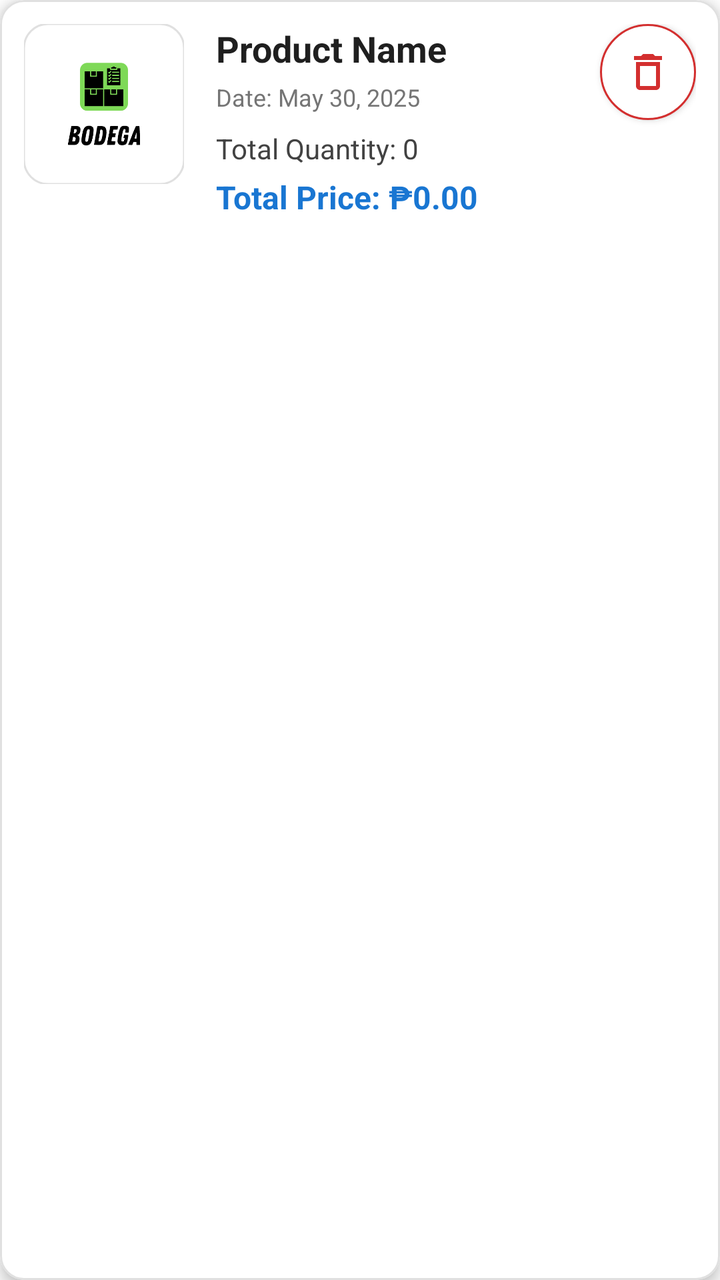
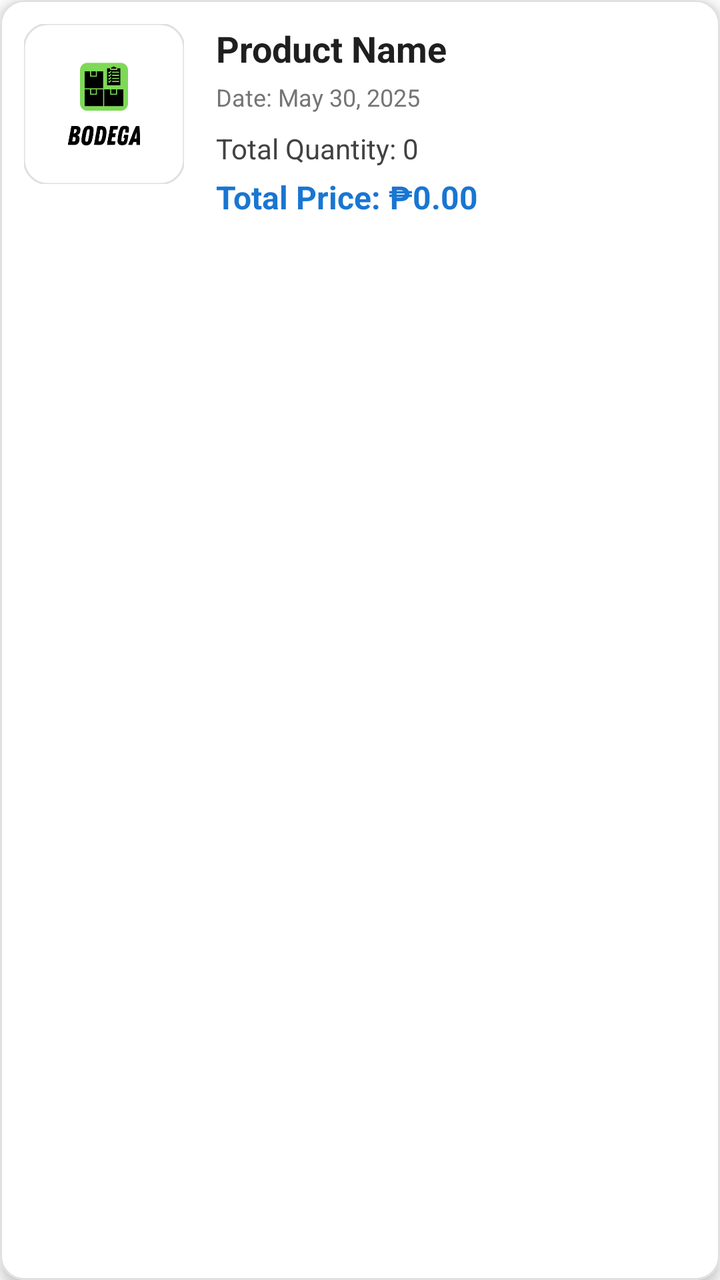

Two renders of the same Android screen: before a commit and after it. Below are the layout's source before the change and the commit's diff.
<!-- AndroidManifest.xml: application theme Theme.MyApp -->
<!-- res/layout/item_dashboard_product.xml -->
<?xml version="1.0" encoding="utf-8"?>
<com.google.android.material.card.MaterialCardView
    xmlns:android="http://schemas.android.com/apk/res/android"
    xmlns:app="http://schemas.android.com/apk/res-auto"
    android:layout_width="match_parent"
    android:layout_height="wrap_content"
    android:layout_marginHorizontal="12dp"
    android:layout_marginVertical="6dp"
    app:cardCornerRadius="12dp"
    app:cardElevation="4dp"
    app:strokeWidth="1dp"
    app:strokeColor="#E0E0E0"
    android:clickable="true"
    android:focusable="true"
    app:rippleColor="#1F000000">

    <androidx.constraintlayout.widget.ConstraintLayout
        android:layout_width="match_parent"
        android:layout_height="wrap_content"
        android:padding="12dp">

        <com.google.android.material.imageview.ShapeableImageView
            android:id="@+id/dash_productImage"
            android:layout_width="80dp"
            android:layout_height="80dp"
            android:scaleType="centerCrop"
            app:shapeAppearanceOverlay="@style/RoundedImageView"
            android:src="@drawable/logo"
            app:strokeWidth="1dp"
            app:strokeColor="#E0E0E0"
            app:layout_constraintStart_toStartOf="parent"
            app:layout_constraintTop_toTopOf="parent"/>

        <TextView
            android:id="@+id/dash_productName"
            android:layout_width="0dp"
            android:layout_height="wrap_content"
            android:layout_marginStart="16dp"
            android:text="Product Name"
            android:textColor="#1F1F1F"
            android:textStyle="bold"
            android:textSize="18sp"
            android:maxLines="2"
            android:ellipsize="end"
            app:layout_constraintStart_toEndOf="@id/dash_productImage"
            app:layout_constraintTop_toTopOf="parent"
            app:layout_constraintEnd_toStartOf="@id/delete_sold_product"/>

        <TextView
            android:id="@+id/date"
            android:layout_width="wrap_content"
            android:layout_height="wrap_content"
            android:text="Date: May 30, 2025"
            android:textSize="12sp"
            android:textColor="#757575"
            android:layout_marginTop="4dp"
            app:layout_constraintStart_toStartOf="@id/dash_productName"
            app:layout_constraintTop_toBottomOf="@id/dash_productName"/>

        <TextView
            android:id="@+id/sold_quantity"
            android:layout_width="wrap_content"
            android:layout_height="wrap_content"
            android:text="Total Quantity: 0"
            android:textColor="#424242"
            android:textSize="14sp"
            android:layout_marginTop="8dp"
            app:layout_constraintStart_toStartOf="@id/dash_productName"
            app:layout_constraintTop_toBottomOf="@id/date"/>

        <TextView
            android:id="@+id/dash_total_Price_sold"
            android:layout_width="wrap_content"
            android:layout_height="wrap_content"
            android:text="Total Price: ₱0.00"
            android:textColor="#1976D2"
            android:textStyle="bold"
            android:textSize="16sp"
            android:layout_marginTop="4dp"
            app:layout_constraintStart_toStartOf="@id/dash_productName"
            app:layout_constraintTop_toBottomOf="@id/sold_quantity"/>

        <com.google.android.material.button.MaterialButton
            android:id="@+id/delete_sold_product"
            android:layout_width="48dp"
            android:layout_height="48dp"
            app:icon="@drawable/ic_delete_24"
            app:iconTint="#D32F2F"
            android:insetLeft="0dp"
            android:insetTop="0dp"
            android:insetRight="0dp"
            android:insetBottom="0dp"
            app:iconGravity="textStart"
            app:iconPadding="0dp"
            android:padding="12dp"
            app:cornerRadius="24dp"
            android:backgroundTint="#FFFFFF"
            app:strokeColor="#D32F2F"
            app:strokeWidth="1dp"
            app:layout_constraintEnd_toEndOf="parent"
            app:layout_constraintTop_toTopOf="parent"/>

    </androidx.constraintlayout.widget.ConstraintLayout>

</com.google.android.material.card.MaterialCardView>
<!-- resources referenced by this layout -->
<resources>
  <!-- drawable ic_delete_24 (drawable) -->
  <vector xmlns:android="http://schemas.android.com/apk/res/android" android:height="24dp" android:tint="#000000" android:viewportHeight="24" android:viewportWidth="24" android:width="24dp">
        
      <path android:fillColor="@android:color/white" android:pathData="M6,19c0,1.1 0.9,2 2,2h8c1.1,0 2,-0.9 2,-2L18,7L6,7v12zM8,9h8v10L8,19L8,9zM15.5,4l-1,-1h-5l-1,1L5,4v2h14L19,4z"/>
      
  </vector>
  <!-- drawable logo: png bitmap (drawable, 13762 bytes) -->
  <style name="RoundedImageView">
          <item name="cornerFamily">rounded</item>
          <item name="cornerSize">12dp</item>
      </style>
  <style name="Theme.MyApp" parent="Theme.MaterialComponents.Light.NoActionBar">
          
          <item name="colorPrimary">@color/purple_500</item>
          <item name="colorPrimaryVariant">@color/purple_700</item>
          <item name="colorOnPrimary">@color/white</item>
          
          <item name="colorSecondary">@color/teal_200</item>
          <item name="colorSecondaryVariant">@color/teal_700</item>
          <item name="colorOnSecondary">@color/black</item>
          
          <item name="android:statusBarColor">?attr/colorPrimaryVariant</item>
          
      </style>
  <color name="purple_500">#FF6200EE</color>
  <color name="purple_700">#FF3700B3</color>
  <color name="white">#FFFFFFFF</color>
  <color name="teal_200">#FF03DAC5</color>
  <color name="teal_700">#FF018786</color>
  <color name="black">#FF000000</color>
</resources>

<!-- the commit's change to res/layout/item_dashboard_product.xml (unified diff, before → after) -->
@@ -43,8 +43,7 @@
             android:maxLines="2"
             android:ellipsize="end"
             app:layout_constraintStart_toEndOf="@id/dash_productImage"
-            app:layout_constraintTop_toTopOf="parent"
-            app:layout_constraintEnd_toStartOf="@id/delete_sold_product"/>
+            app:layout_constraintTop_toTopOf="parent" />
 
         <TextView
             android:id="@+id/date"
@@ -80,25 +79,25 @@
             app:layout_constraintStart_toStartOf="@id/dash_productName"
             app:layout_constraintTop_toBottomOf="@id/sold_quantity"/>
 
-        <com.google.android.material.button.MaterialButton
-            android:id="@+id/delete_sold_product"
-            android:layout_width="48dp"
-            android:layout_height="48dp"
-            app:icon="@drawable/ic_delete_24"
-            app:iconTint="#D32F2F"
-            android:insetLeft="0dp"
-            android:insetTop="0dp"
-            android:insetRight="0dp"
-            android:insetBottom="0dp"
-            app:iconGravity="textStart"
-            app:iconPadding="0dp"
-            android:padding="12dp"
-            app:cornerRadius="24dp"
-            android:backgroundTint="#FFFFFF"
-            app:strokeColor="#D32F2F"
-            app:strokeWidth="1dp"
-            app:layout_constraintEnd_toEndOf="parent"
-            app:layout_constraintTop_toTopOf="parent"/>
+
+
+
+
+
+
+
+
+
+
+
+
+
+
+
+
+
+
+
 
     </androidx.constraintlayout.widget.ConstraintLayout>
 
<!-- resource entries referenced after the edit -->
@@ -1,11 +1,5 @@
 <!-- resources referenced by this layout -->
 <resources>
-  <!-- drawable ic_delete_24 (drawable) -->
-  <vector xmlns:android="http://schemas.android.com/apk/res/android" android:height="24dp" android:tint="#000000" android:viewportHeight="24" android:viewportWidth="24" android:width="24dp">
-        
-      <path android:fillColor="@android:color/white" android:pathData="M6,19c0,1.1 0.9,2 2,2h8c1.1,0 2,-0.9 2,-2L18,7L6,7v12zM8,9h8v10L8,19L8,9zM15.5,4l-1,-1h-5l-1,1L5,4v2h14L19,4z"/>
-      
-  </vector>
   <!-- drawable logo: png bitmap (drawable, 13762 bytes) -->
   <style name="RoundedImageView">
           <item name="cornerFamily">rounded</item>
@@ -13,22 +7,20 @@
       </style>
   <style name="Theme.MyApp" parent="Theme.MaterialComponents.Light.NoActionBar">
           
-          <item name="colorPrimary">@color/purple_500</item>
-          <item name="colorPrimaryVariant">@color/purple_700</item>
+          <item name="colorPrimary">#76C043</item>
+          <item name="colorPrimaryVariant">#5A9A32</item>
           <item name="colorOnPrimary">@color/white</item>
           
-          <item name="colorSecondary">@color/teal_200</item>
-          <item name="colorSecondaryVariant">@color/teal_700</item>
+          <item name="colorSecondary">#76C043</item>
+          <item name="colorSecondaryVariant">#5A9A32</item>
           <item name="colorOnSecondary">@color/black</item>
           
           <item name="android:statusBarColor">?attr/colorPrimaryVariant</item>
           
+          <item name="windowActionBar">false</item>
+          <item name="windowNoTitle">true</item>
       </style>
-  <color name="purple_500">#FF6200EE</color>
-  <color name="purple_700">#FF3700B3</color>
   <color name="white">#FFFFFFFF</color>
-  <color name="teal_200">#FF03DAC5</color>
-  <color name="teal_700">#FF018786</color>
   <color name="black">#FF000000</color>
 </resources>
 
